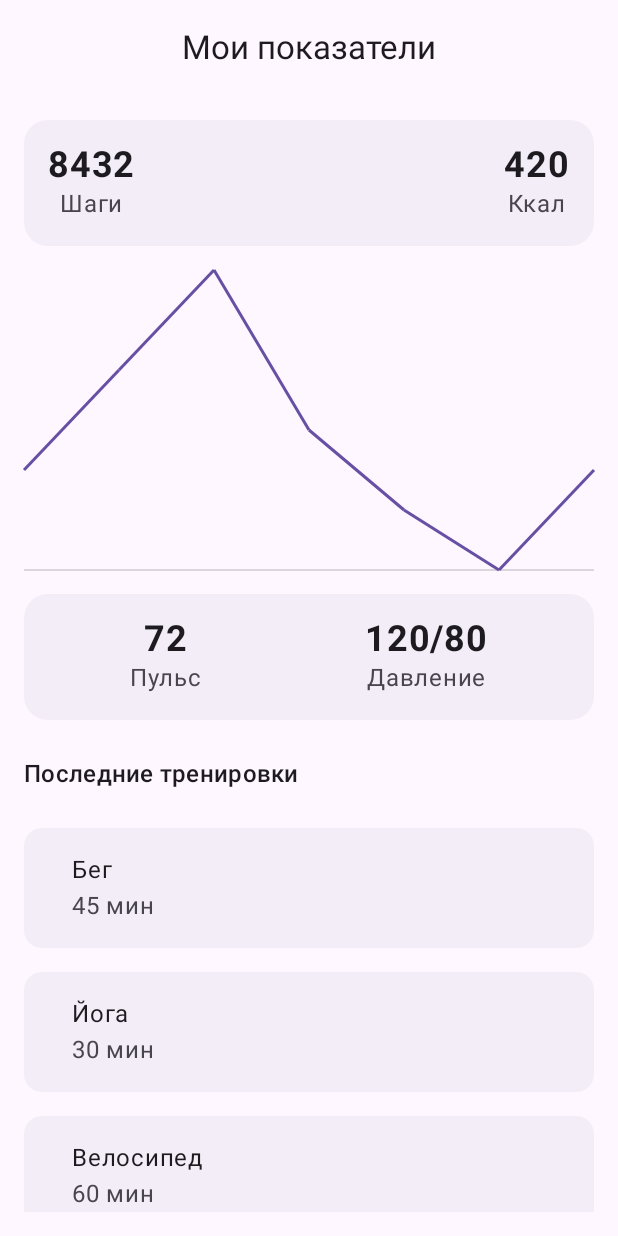
After one commit to foliageh/zozh-mobile, an Android app built with Jetpack Compose: the composable HealthDashboardScreen shown on its own in the app's theme, on a phone screen of 412 x 824 dp. The commit adds this screen. Run offline under Robolectric (Android 15) with nearby library versions, the phone set to English and light mode, and no system bars.

Commit message:
feat: physicalActivityDashboard

```diff
--- a/app/src/main/java/com/rmpteam/zozh/ui/navigation/AppNavDrawerSheet.kt
+++ b/app/src/main/java/com/rmpteam/zozh/ui/navigation/AppNavDrawerSheet.kt
@@ -4,7 +4,9 @@ import androidx.compose.foundation.layout.padding
 import androidx.compose.foundation.layout.size
 import androidx.compose.material.icons.Icons
 import androidx.compose.material.icons.rounded.Dining
+import androidx.compose.material.icons.rounded.DirectionsRun
 import androidx.compose.material.icons.rounded.Outlet
+import androidx.compose.material.icons.rounded.SportsMartialArts
 import androidx.compose.material3.DrawerState
 import androidx.compose.material3.HorizontalDivider
 import androidx.compose.material3.Icon
@@ -32,7 +34,8 @@ data class NavItemInfo(
 )
 val navItems = mapOf(
     Screen.Nutrition to NavItemInfo(id = 0, title = "Питание", icon = Icons.Rounded.Dining),
-    Screen.Other to NavItemInfo(id = 1, title = "Другое", icon = Icons.Rounded.Outlet)
+    Screen.Other to NavItemInfo(id = 1, title = "Другое", icon = Icons.Rounded.Outlet),
+    Screen.HealthDashboard to NavItemInfo(id = 2, title = "Физическая активность", icon = Icons.Rounded.SportsMartialArts)
 )
 
 @Composable
--- a/app/src/main/java/com/rmpteam/zozh/ui/navigation/AppNavGraph.kt
+++ b/app/src/main/java/com/rmpteam/zozh/ui/navigation/AppNavGraph.kt
@@ -10,6 +10,7 @@ import androidx.navigation.navigation
 import androidx.navigation.toRoute
 import com.rmpteam.zozh.ui.nutrition.NutritionMainScreen
 import com.rmpteam.zozh.ui.nutrition.NutritionRecordScreen
+import com.rmpteam.zozh.ui.physicalActivity.HealthDashboardScreen
 
 @Composable
 fun AppNavHost(
@@ -38,6 +39,10 @@ fun AppNavHost(
             }
         }
 
+        composable<Screen.HealthDashboard> {
+            HealthDashboardScreen()
+        }
+
         composable<Screen.Other> {
             Text(text = "просто для примера")
         }
--- a/app/src/main/java/com/rmpteam/zozh/ui/navigation/Screens.kt
+++ b/app/src/main/java/com/rmpteam/zozh/ui/navigation/Screens.kt
@@ -27,6 +27,9 @@ sealed class Screen {
     @Serializable
     data object Other : Screen()
 
+    @Serializable
+    data object HealthDashboard : Screen()
+
     companion object {
         val screensInfo = mapOf(
             NutritionMain::class to ScreenInfo(
@@ -40,6 +43,10 @@ sealed class Screen {
 
             Other::class to ScreenInfo(
                 title = "Другое"
+            ),
+            HealthDashboard::class to ScreenInfo(
+                title = "Физическая активность",
+                showFloatingButton = true
             )
         )
     }
--- /dev/null
+++ b/app/src/main/java/com/rmpteam/zozh/ui/physicalActivity/HealthDashboardScreen.kt
@@ -0,0 +1,223 @@
+package com.rmpteam.zozh.ui.physicalActivity
+
+import android.os.Bundle
+import androidx.activity.ComponentActivity
+import androidx.activity.compose.setContent
+import androidx.compose.foundation.Canvas
+import androidx.compose.foundation.layout.*
+import androidx.compose.foundation.lazy.LazyColumn
+import androidx.compose.foundation.lazy.items
+import androidx.compose.foundation.shape.RoundedCornerShape
+import androidx.compose.material3.*
+import androidx.compose.material3.ExperimentalMaterial3Api
+import androidx.compose.runtime.*
+import androidx.compose.ui.Alignment
+import androidx.compose.ui.Modifier
+import androidx.compose.ui.geometry.Offset
+import androidx.compose.ui.graphics.Color
+import androidx.compose.ui.text.font.FontWeight
+import androidx.compose.ui.tooling.preview.Preview
+import androidx.compose.ui.unit.dp
+import androidx.compose.ui.unit.sp
+
+@OptIn(ExperimentalMaterial3Api::class)
+@Composable
+fun HealthDashboardScreen() {
+    val steps = remember { mutableStateOf(8432) }
+    val calories = remember { mutableStateOf(420) }
+    val heartRate = remember { mutableStateOf(72) }
+    val bloodPressure = remember { mutableStateOf("120/80") }
+
+    val workouts = remember {
+        listOf(
+            Workout("Бег", "45 мин"),
+            Workout("Йога", "30 мин"),
+            Workout("Велосипед", "60 мин")
+        )
+    }
+
+    Scaffold(
+        topBar = {
+            CenterAlignedTopAppBar(
+                title = { Text("Мои показатели") }
+            )
+        }
+    ) { padding ->
+        LazyColumn(
+            modifier = Modifier
+                .padding(padding)
+                .fillMaxSize()
+                .padding(16.dp),
+            verticalArrangement = Arrangement.spacedBy(16.dp)
+        ) {
+            item {
+                StepsAndCaloriesCard(steps.value, calories.value)
+            }
+
+            item {
+                LineChart(
+                    data = listOf(70, 75, 80, 72, 68, 65, 70),
+                    modifier = Modifier
+                        .fillMaxWidth()
+                        .height(200.dp)
+                )
+            }
+
+            item {
+                HeartRateBloodPressureCard(heartRate.value, bloodPressure.value)
+            }
+
+            item {
+                Text(
+                    text = "Последние тренировки",
+                    style = MaterialTheme.typography.titleMedium,
+                    modifier = Modifier.padding(vertical = 8.dp)
+                )
+            }
+
+            items(workouts) { workout ->
+                WorkoutItem(workout = workout)
+            }
+        }
+    }
+}
+@Composable
+fun StepsAndCaloriesCard(steps: Int, calories: Int) {
+    Card(
+        shape = RoundedCornerShape(16.dp),
+        colors = CardDefaults.cardColors(containerColor = MaterialTheme.colorScheme.surfaceContainer)
+    ) {
+        Row(
+            modifier = Modifier
+                .fillMaxWidth()
+                .padding(16.dp),
+            horizontalArrangement = Arrangement.SpaceBetween
+        ) {
+            HealthMetric(
+                value = "$steps",
+                label = "Шаги"
+            )
+            HealthMetric(
+                value = "$calories",
+                label = "Ккал"
+            )
+        }
+    }
+}
+@Composable
+fun HealthMetric(value: String, label: String) {
+    Column(horizontalAlignment = Alignment.CenterHorizontally) {
+        Text(
+            text = value,
+            fontSize = 24.sp,
+            fontWeight = FontWeight.Bold
+        )
+        Text(
+            text = label,
+            color = MaterialTheme.colorScheme.onSurfaceVariant
+        )
+    }
+}
+
+@Composable
+fun LineChart(data: List<Int>, modifier: Modifier = Modifier) {
+    val maxValue = data.maxOrNull() ?: 100
+    val minValue = data.minOrNull() ?: 0
+    val colorScheme = MaterialTheme.colorScheme
+    Canvas(modifier = modifier) {
+        val spacePerPoint = size.width / (data.size - 1)
+        val heightRatio = size.height / (maxValue - minValue)
+
+        // Draw grid
+        drawLine(
+            color = Color.Gray.copy(alpha = 0.3f),
+            start = Offset(0f, size.height),
+            end = Offset(size.width, size.height),
+            strokeWidth = 2f
+        )
+
+        // Draw line
+        val points = data.mapIndexed { index, value ->
+            Offset(
+                x = index * spacePerPoint,
+                y = size.height - (value - minValue) * heightRatio
+            )
+        }
+
+        points.forEachIndexed { index, offset ->
+            if (index < points.size - 1) {
+                drawLine(
+                    color = colorScheme.primary,
+                    start = offset,
+                    end = points[index + 1],
+                    strokeWidth = 3f
+                )
+            }
+        }
+    }
+}
+
+@Composable
+fun HeartRateBloodPressureCard(heartRate: Int, bloodPressure: String) {
+    Card(
+        shape = RoundedCornerShape(16.dp),
+        colors = CardDefaults.cardColors(containerColor = MaterialTheme.colorScheme.surfaceContainer)
+    ) {
+        Row(
+            modifier = Modifier
+                .fillMaxWidth()
+                .padding(16.dp),
+            horizontalArrangement = Arrangement.SpaceAround
+        ) {
+            HealthMetric(
+                value = "$heartRate",
+                label = "Пульс"
+            )
+            HealthMetric(
+                value = bloodPressure,
+                label = "Давление"
+            )
+        }
+    }
+}
+
+@Composable
+fun WorkoutItem(workout: Workout) {
+    Card(
+        shape = RoundedCornerShape(12.dp),
+        colors = CardDefaults.cardColors(containerColor = MaterialTheme.colorScheme.surfaceContainer)
+    ) {
+        Row(
+            modifier = Modifier
+                .fillMaxWidth()
+                .padding(16.dp),
+            verticalAlignment = Alignment.CenterVertically
+        ) {
+            Spacer(modifier = Modifier.width(16.dp))
+            Column(modifier = Modifier.weight(1f)) {
+                Text(
+                    text = workout.type,
+                    style = MaterialTheme.typography.bodyLarge
+                )
+                Text(
+                    text = workout.duration,
+                    color = MaterialTheme.colorScheme.onSurfaceVariant
+                )
+            }
+        }
+    }
+}
+
+data class Workout(
+    val type: String,
+    val duration: String,
+    //val icon: Int
+)
+
+@Preview(showBackground = true)
+@Composable
+fun PreviewHealthDashboard() {
+    MaterialTheme {
+        HealthDashboardScreen()
+    }
+}
```
